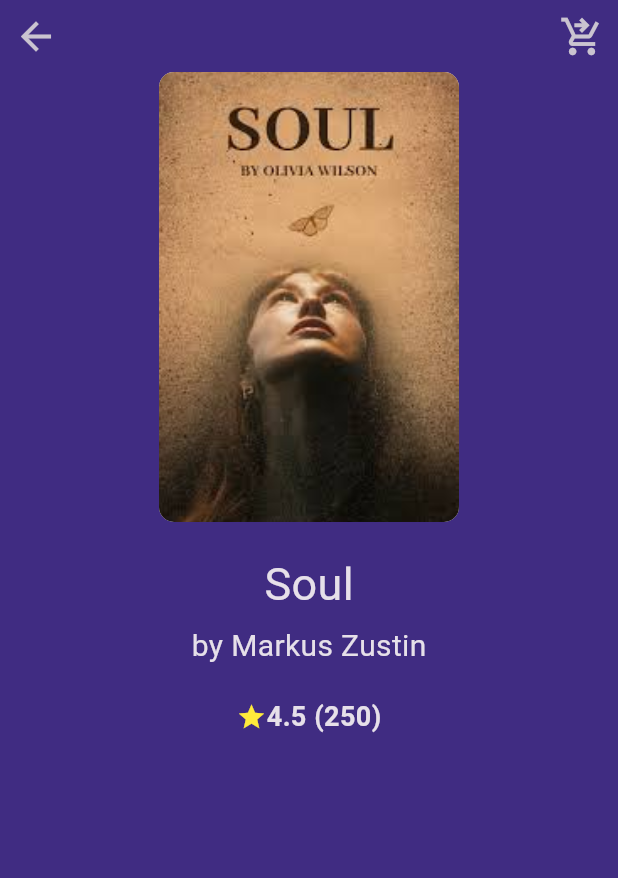
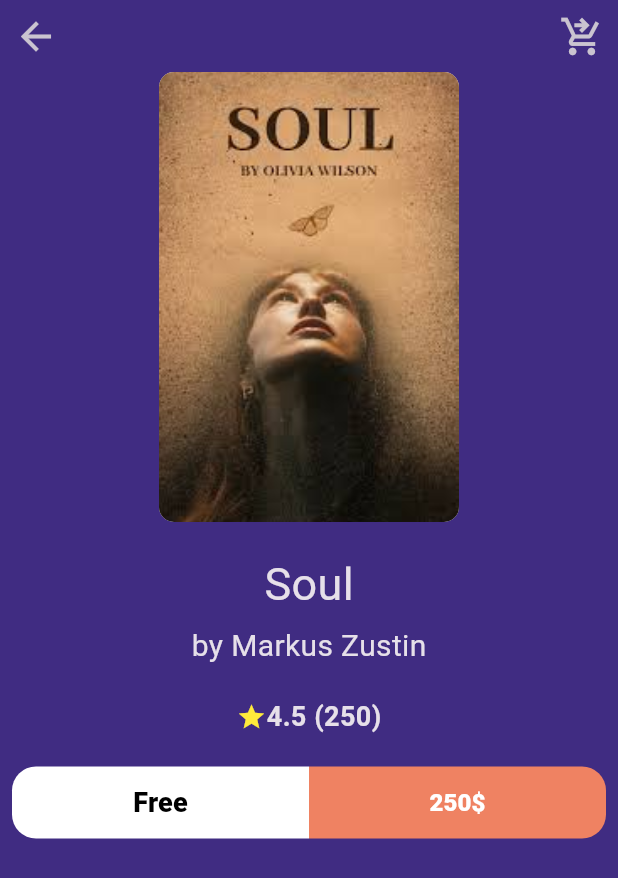
Before and after one commit to mahmoudeid77/BooklyApp, a Flutter app: the BookDetails screen opened directly, on a phone screen of 412 x 824 dp. Shown: the top 878 px of the screen. Run offline on Flutter 3.47's test engine with Material 3 defaults, Android fonts, the phone set to English and light mode, and no system bars; our stand-ins replace get, google_fonts, lottie; network calls fail; Roboto replaces fonts that are missing (GT Sectra Fine).

Commit message:
books action done

```diff
--- /dev/null
+++ b/lib/core/widgets/custom_button.dart
@@ -0,0 +1,49 @@
+
+import 'package:flutter/material.dart';
+import 'package:flutter/src/widgets/container.dart';
+import 'package:flutter/src/widgets/framework.dart';
+import 'package:flutter_application_1/core/utilis/styles.dart';
+
+class CustomButton extends StatelessWidget {
+  const CustomButton({
+    super.key,
+    required this.backgroundColor,
+    required this.textColor,
+    this.borderRadius,
+    required this.text,
+    this.fontSize,
+    this.onPressed,
+  });
+  final String text;
+  final Color backgroundColor;
+  final Color textColor;
+  final BorderRadius? borderRadius;
+  final double? fontSize;
+  final void Function()? onPressed;
+  @override
+  Widget build(BuildContext context) {
+    return SizedBox(
+      height: 48,
+      child: TextButton(
+        onPressed: onPressed,
+        style: TextButton.styleFrom(
+          backgroundColor: backgroundColor,
+          shape: RoundedRectangleBorder(
+            borderRadius: borderRadius ??
+                BorderRadius.circular(
+                  12,
+                ),
+          ),
+        ),
+        child: Text(
+          text,
+          style: AppStyles.textStyle18.copyWith(
+            color: textColor,
+            fontWeight: FontWeight.w900,
+            fontSize: fontSize,
+          ),
+        ),
+      ),
+    );
+  }
+}
--- a/lib/features/home/presentation/views/book_details.dart
+++ b/lib/features/home/presentation/views/book_details.dart
@@ -1,6 +1,7 @@
 import 'package:flutter/material.dart';
 import 'package:flutter_application_1/core/utilis/styles.dart';
 import 'package:flutter_application_1/features/home/presentation/widgets/book_cover.dart';
+import 'package:flutter_application_1/features/home/presentation/widgets/books_action.dart';
 import 'package:flutter_application_1/features/home/presentation/widgets/custom_appbar_book_details.dart';
 import 'package:flutter_application_1/features/home/presentation/widgets/second_evaluation_row.dart';
 
@@ -21,7 +22,9 @@ class BookDetails extends StatelessWidget {
             SizedBox(height: 5,),
             Text('by Markus Zustin',style: AppStyles.textStyle20,),
             SizedBox(height: 20,),
-            Center(child: SecondEvaluationRow())
+            Center(child: SecondEvaluationRow()),
+            SizedBox(height: 20,),
+            BooksAction(),
           ],
         ),
       ),
--- /dev/null
+++ b/lib/features/home/presentation/widgets/books_action.dart
@@ -0,0 +1,41 @@
+import 'package:flutter/material.dart';
+import 'package:flutter_application_1/core/widgets/custom_button.dart';
+
+class BooksAction extends StatelessWidget {
+  const BooksAction({super.key});
+
+  @override
+  Widget build(BuildContext context) {
+    return Padding(
+      padding: const EdgeInsets.symmetric(horizontal: 8),
+      child: Row(
+        children: [
+          const Expanded(
+              child: CustomButton(
+            text: 'Free',
+            backgroundColor: Colors.white,
+            textColor: Colors.black,
+            borderRadius: BorderRadius.only(
+              topLeft: Radius.circular(16),
+              bottomLeft: Radius.circular(16),
+            ),
+          )),
+          Expanded(
+              child: CustomButton(
+            onPressed: () {
+
+            },
+            fontSize: 16,
+            text: '250\$',
+            backgroundColor: const Color(0xffEF8262),
+            textColor: Colors.white,
+            borderRadius: const BorderRadius.only(
+              topRight: Radius.circular(16),
+              bottomRight: Radius.circular(16),
+            ),
+          )),
+        ],
+      ),
+    );
+  }
+}
```
